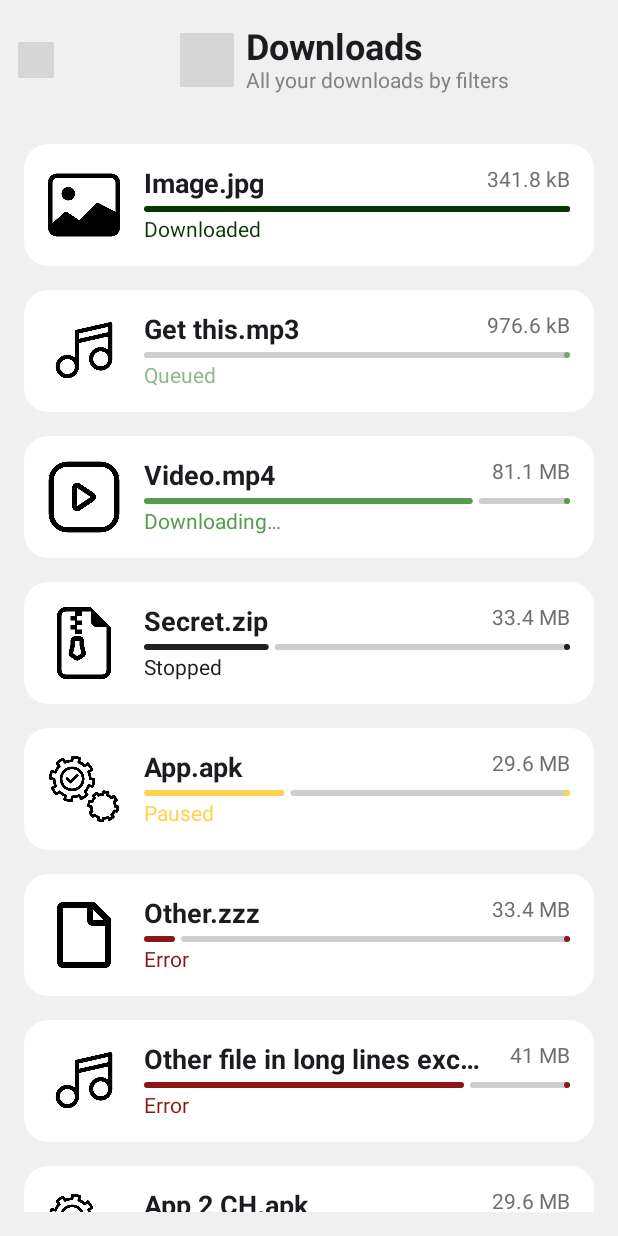
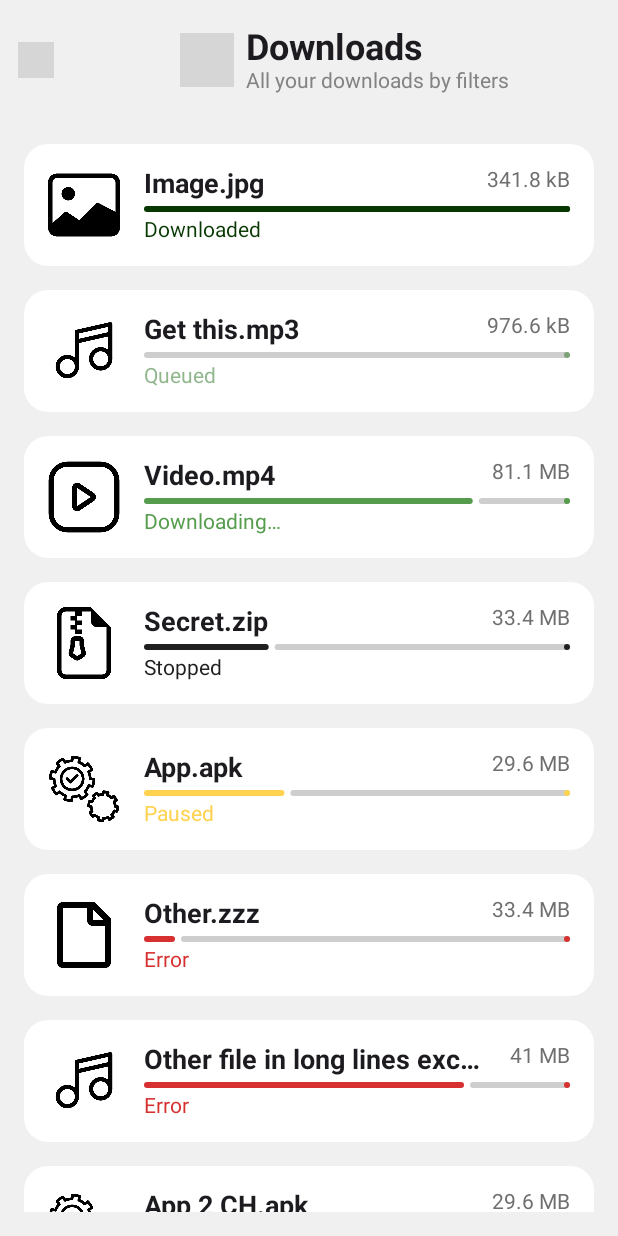
Before and after one commit to LuongPV/LeonEWorldDownloader, an Android app built with Jetpack Compose: the screen it shows after launch (MainActivity), on a phone screen of 412 x 824 dp. Run offline under Robolectric (Android 15) with nearby library versions, the phone set to English and light mode, and no system bars; our stand-ins replace Dagger/Hilt's generated code; grey boxes are pictures that could not be loaded.

Commit message:
Change colors

```diff
--- a/app/src/main/java/com/lvp/leoneworlddownloader/ui/components/LEWDNavDrawerContent.kt
+++ b/app/src/main/java/com/lvp/leoneworlddownloader/ui/components/LEWDNavDrawerContent.kt
@@ -183,7 +183,7 @@ private fun Body(
 @Composable
 private fun LEWDNavDrawerContentPreview() {
     LEWDNavDrawerContent(
-        modifier = Modifier.background(Color.White),
+        modifier = Modifier.background(Color(0xFFF0F0F0)),
         onFilterClicked = {}, onSettingsClicked = {}, onAboutClicked = {},
     )
 }
--- a/app/src/main/java/com/lvp/leoneworlddownloader/ui/components/LEWDNavigationDrawer.kt
+++ b/app/src/main/java/com/lvp/leoneworlddownloader/ui/components/LEWDNavigationDrawer.kt
@@ -1,5 +1,6 @@
 package com.lvp.leoneworlddownloader.ui.components
 
+import androidx.compose.foundation.background
 import androidx.compose.foundation.layout.Box
 import androidx.compose.foundation.layout.safeContentPadding
 import androidx.compose.material3.DrawerState
@@ -9,6 +10,7 @@ import androidx.compose.material3.ModalNavigationDrawer
 import androidx.compose.material3.rememberDrawerState
 import androidx.compose.runtime.Composable
 import androidx.compose.ui.Modifier
+import androidx.compose.ui.graphics.Color
 import com.lvp.leoneworlddownloader.utils.ComposableContent
 import com.lvp.leoneworlddownloader.utils.EmptyDataCallback
 
@@ -26,7 +28,7 @@ fun LEWDNavigationDrawer(
         drawerContent = {
             ModalDrawerSheet {
                 LEWDNavDrawerContent(
-                    modifier = modifier,
+                    modifier = modifier.background(Color(0xFFF0F0F0)),
                     onFilterClicked = onFilterClicked,
                     onSettingsClicked = onSettingsClicked,
                     onAboutClicked = onAboutClicked,
--- a/app/src/main/java/com/lvp/leoneworlddownloader/utils/ColorUtil.kt
+++ b/app/src/main/java/com/lvp/leoneworlddownloader/utils/ColorUtil.kt
@@ -12,6 +12,6 @@ fun getDownloadStatusColor(downloadStatus: DownloadStatus): Color {
         DownloadStatus.DOWNLOADED -> 0xFF073801
         DownloadStatus.PAUSED -> 0xFFFFD350
         DownloadStatus.STOPPED -> 0xFF202020
-        DownloadStatus.ERROR -> 0xFF8A1616
+        DownloadStatus.ERROR -> 0xFFD63030
     })
 }
```
